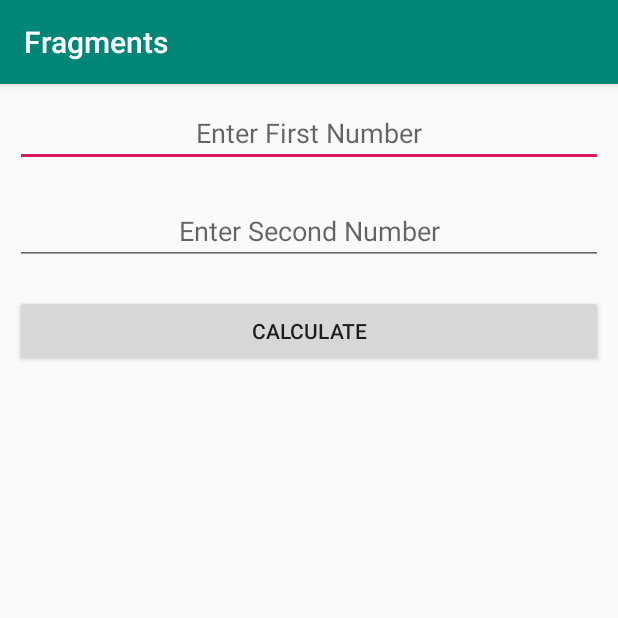
After one commit to NishanKhadka10/Fragments, an Android app: the fragment FirstFragment shown on its own in the app's theme, on a phone screen of 412 x 824 dp, the top half of it. The commit adds this screen. Run offline under Robolectric (Android 15) with nearby library versions, the phone set to English and light mode, and no system bars.

Commit message:
sum in first fragment and area of circle in second fragment

```diff
--- a/app/build.gradle
+++ b/app/build.gradle
@@ -22,6 +22,7 @@ dependencies {
     implementation fileTree(dir: 'libs', include: ['*.jar'])
     implementation 'com.android.support:appcompat-v7:28.0.0'
     implementation 'com.android.support.constraint:constraint-layout:1.1.3'
+    implementation 'com.android.support:support-v4:28.0.0'
     testImplementation 'junit:junit:4.12'
     androidTestImplementation 'com.android.support.test:runner:1.0.2'
     androidTestImplementation 'com.android.support.test.espresso:espresso-core:3.0.2'
--- /dev/null
+++ b/app/src/main/java/com/fragments/fragments/FirstFragment.java
@@ -0,0 +1,51 @@
+package com.fragments.fragments;
+
+
+import android.os.Bundle;
+import android.support.v4.app.Fragment;
+import android.view.LayoutInflater;
+import android.view.View;
+import android.view.ViewGroup;
+import android.widget.Button;
+import android.widget.EditText;
+import android.widget.Toast;
+
+import com.fragments.R;
+
+/**
+ * A simple {@link Fragment} subclass.
+ */
+public class FirstFragment extends Fragment implements View.OnClickListener{
+
+private Button btncalculate;
+private EditText etfirst,etsecond;
+    public FirstFragment() {
+        // Required empty public constructor
+    }
+
+
+    @Override
+    public View onCreateView(LayoutInflater inflater, ViewGroup container,
+                             Bundle savedInstanceState) {
+        // Inflate the layout for this fragment
+        View view = inflater.inflate(R.layout.fragment_first, container, false);
+
+        btncalculate = view.findViewById(R.id.btncalculate);
+        etfirst = view.findViewById(R.id.etfirst);
+        etsecond = view.findViewById(R.id.etsecond);
+
+        btncalculate.setOnClickListener(this);
+        return view;
+    }
+
+    @Override
+    public void onClick(View v) {
+        int first =Integer.parseInt(etfirst.getText().toString());
+        int second =Integer.parseInt(etsecond.getText().toString());
+        int result = first + second;
+
+        Toast.makeText(getActivity(),"Sum is:"+ result,Toast.LENGTH_LONG).show();
+
+
+    }
+}
--- /dev/null
+++ b/app/src/main/res/layout/fragment_first.xml
@@ -0,0 +1,35 @@
+<?xml version="1.0" encoding="utf-8"?>
+<LinearLayout xmlns:android="http://schemas.android.com/apk/res/android"
+    xmlns:tools="http://schemas.android.com/tools"
+    android:layout_width="match_parent"
+    android:layout_height="match_parent"
+    tools:context=".fragments.FirstFragment"
+    android:orientation="vertical"
+
+    >
+
+        <EditText
+            android:id="@+id/etfirst"
+            android:layout_width="match_parent"
+            android:layout_height="wrap_content"
+            android:gravity="center"
+            android:layout_margin="10dp"
+            android:hint="Enter First Number"
+            />
+        <EditText
+            android:id="@+id/etsecond"
+            android:layout_width="match_parent"
+            android:layout_height="wrap_content"
+            android:gravity="center"
+            android:layout_margin="10dp"
+            android:hint="Enter Second Number"
+
+            />
+       <Button
+           android:id="@+id/btncalculate"
+           android:layout_width="match_parent"
+           android:layout_height="wrap_content"
+           android:text="Calculate"
+           android:layout_margin="10dp"/>
+
+    </LinearLayout>
--- a/app/src/main/res/values/strings.xml
+++ b/app/src/main/res/values/strings.xml
@@ -1,3 +1,6 @@
 <resources>
     <string name="app_name">Fragments</string>
+
+    <!-- TODO: Remove or change this placeholder text -->
+    <string name="hello_blank_fragment">Hello blank fragment</string>
 </resources>
```
Also changed, not shown: app/src/main/java/com/fragments/MainActivity.java (+41 -1 lines), app/src/main/java/com/fragments/fragments/secondFragment.java (added, +47 -0 lines), app/src/main/res/layout/activity_main.xml (+18 -10 lines), app/src/main/res/layout/fragment_second.xml (added, +25 -0 lines).
